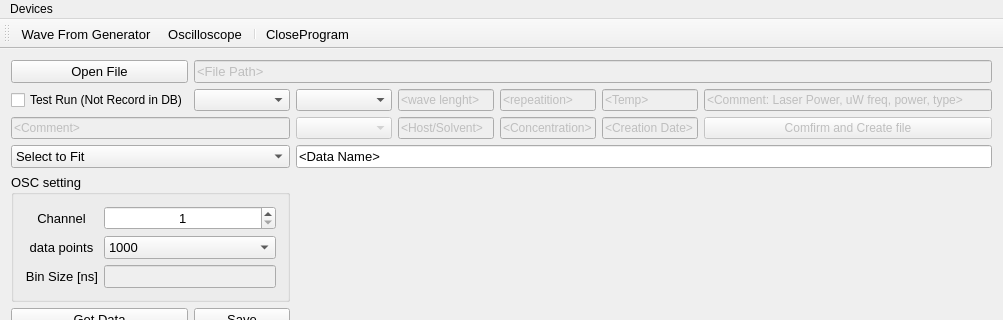
First picture: the form in mainwindow.ui, repository TripletESR/DAQ_GUI, before the edit; both pictures show x 0 to 1003 and y 0 to 320 of the 1003 by 790 pixel window.
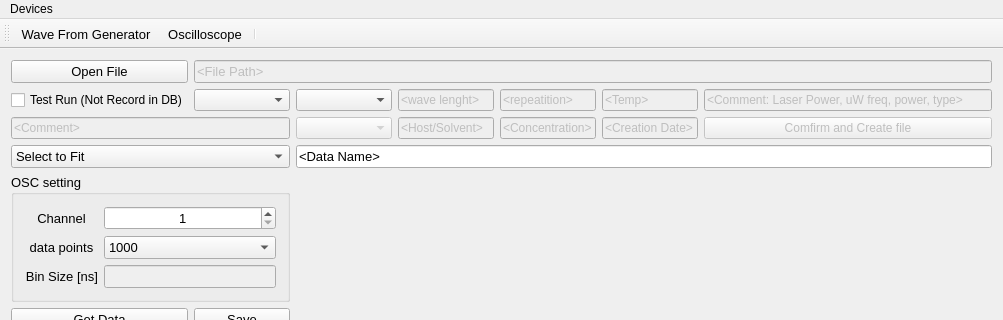
Second picture: the form after the edit. Custom widgets are drawn as their Qt base class.

Commit message: remove close Action

```diff
--- a/mainwindow.ui
+++ b/mainwindow.ui
@@ -578,7 +578,6 @@
    <addaction name="actionWave_From_Generator"/>
    <addaction name="actionOscilloscope"/>
    <addaction name="separator"/>
-   <addaction name="actionCloseProgram"/>
   </widget>
   <widget class="QStatusBar" name="statusBar"/>
   <action name="actionWave_From_Generator">
```
The commit also changes 2 other files.
